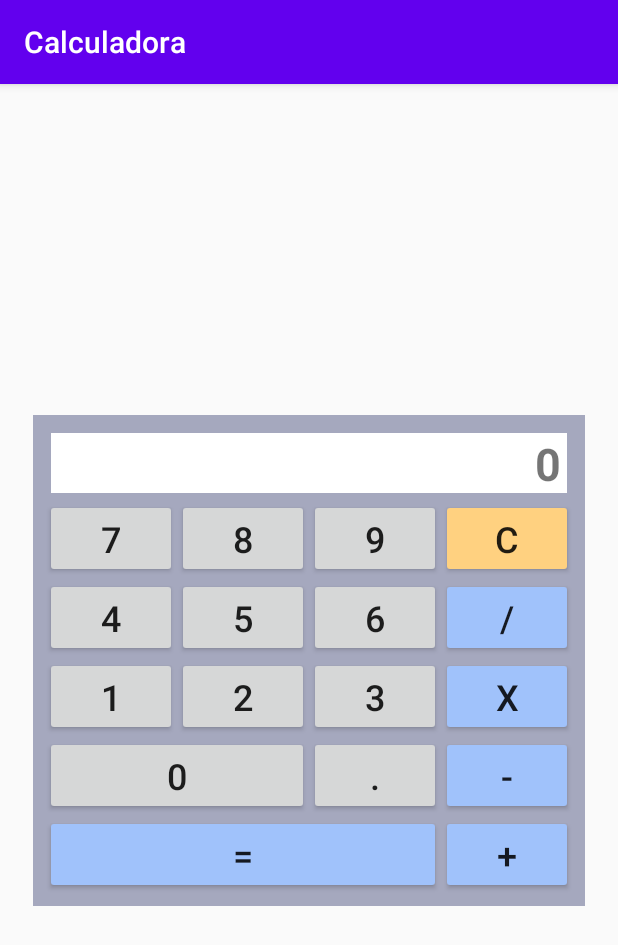
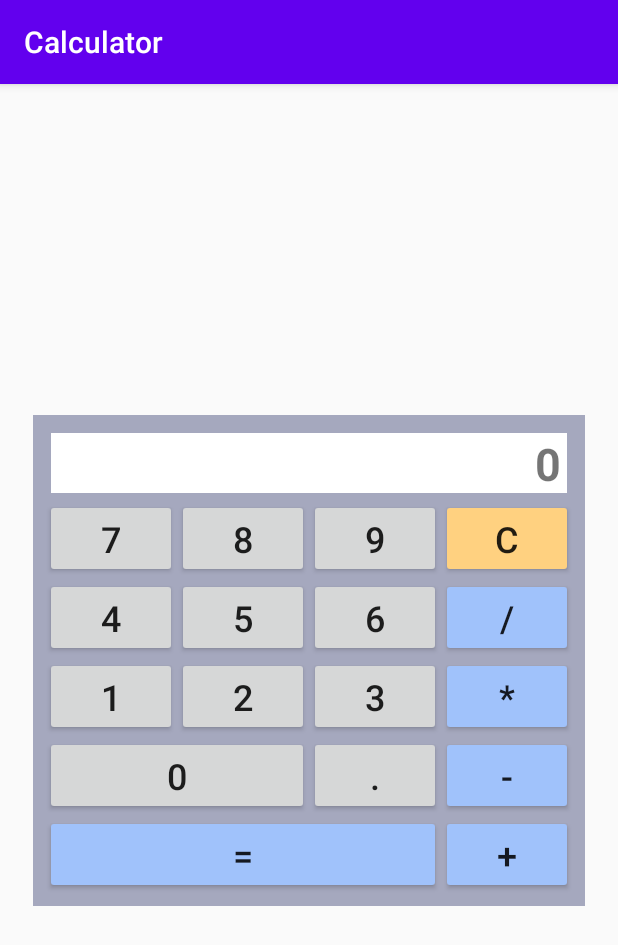
Before and after one commit to gcmartins/android-study-project_calculator, an Android app: the screen it shows after launch (MainActivity), on a phone screen of 412 x 824 dp. Shown: the top 945 px of the screen. Run offline under Robolectric (Android 15) with nearby library versions, the phone set to English and light mode, and no system bars.

Commit message:
Title and operator adjustments

```diff
--- a/app/src/main/java/gcm/calculadora/MainActivity.java
+++ b/app/src/main/java/gcm/calculadora/MainActivity.java
@@ -161,7 +161,7 @@ public class MainActivity extends AppCompatActivity {
                     throw new UnsupportedOperationException();
                 }
                 return memoryNumber / visorNumber;
-            case "x":
+            case "*":
                 operator = "";
                 return memoryNumber * visorNumber;
             default:
--- a/app/src/main/res/layout/activity_main.xml
+++ b/app/src/main/res/layout/activity_main.xml
@@ -148,7 +148,7 @@
                 android:layout_height="wrap_content"
                 android:layout_weight="1"
                 android:backgroundTint="#A0C2FB"
-                android:text="x"
+                android:text="*"
                 android:textSize="24sp" />
 
         </LinearLayout>
--- a/app/src/main/res/values/strings.xml
+++ b/app/src/main/res/values/strings.xml
@@ -1,3 +1,3 @@
 <resources>
-    <string name="app_name">Calculadora</string>
+    <string name="app_name">Calculator</string>
 </resources>
```
